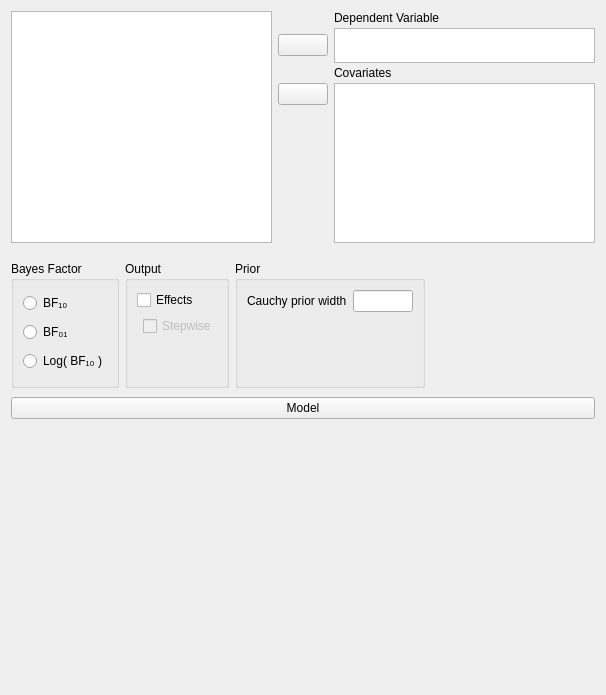
Qt form JASP-Desktop/analysisforms/regressionlinearbayesianform.ui (jasp-stats/jasp-desktop) before a commit.
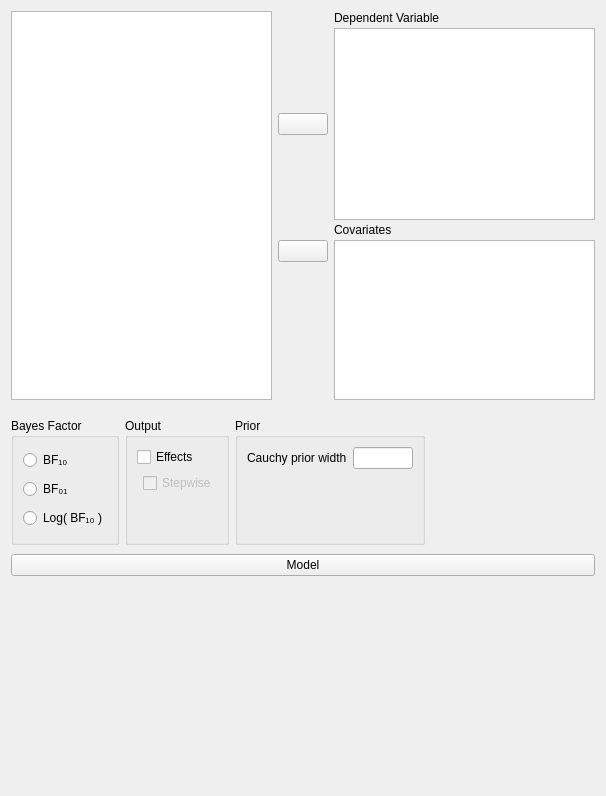
The same form after that commit. Custom widgets are drawn as their Qt base class.

What changed in the file:
```diff
--- a/JASP-Desktop/analysisforms/regressionlinearbayesianform.ui
+++ b/JASP-Desktop/analysisforms/regressionlinearbayesianform.ui
@@ -7,7 +7,7 @@
     <x>0</x>
     <y>0</y>
     <width>606</width>
-    <height>695</height>
+    <height>704</height>
    </rect>
   </property>
   <property name="sizePolicy">
@@ -125,13 +125,13 @@
         <property name="minimumSize">
          <size>
           <width>0</width>
-          <height>35</height>
+          <height>0</height>
          </size>
         </property>
         <property name="maximumSize">
          <size>
           <width>16777215</width>
-          <height>35</height>
+          <height>16777215</height>
          </size>
         </property>
         <property name="selectionMode">
@@ -479,6 +479,11 @@
    <extends>QCheckBox</extends>
    <header>widgets/boundcheckbox.h</header>
   </customwidget>
+  <customwidget>
+   <class>boundSingleItemView</class>
+   <extends>QListView</extends>
+   <header>widgets/boundsingleitemview.h</header>
+  </customwidget>
  </customwidgets>
  <resources/>
  <connections>
```
Left out of the diff: 2 changed lines with no effect on the pictures.
